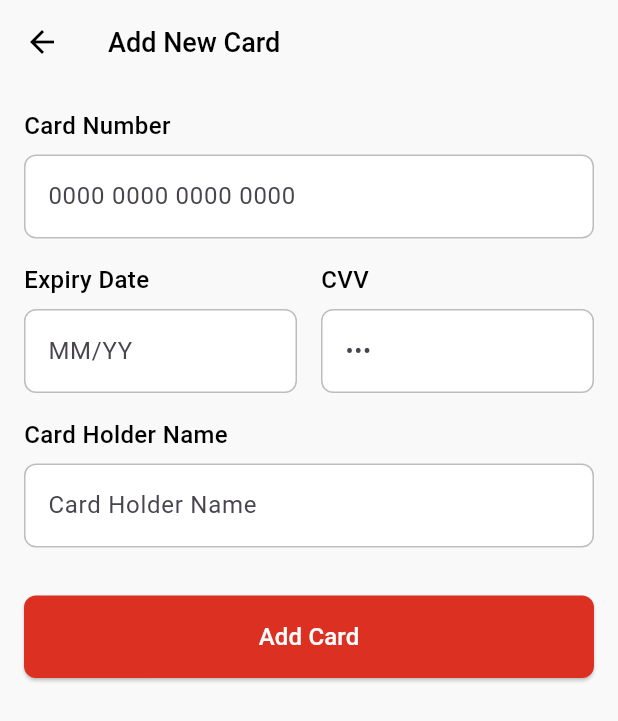
After one commit to armaan277/PRODUCT-APP, a Flutter app: the AddNewCardScreenPayment screen opened directly, on a phone screen of 412 x 824 dp. The commit adds this screen. Shown: the top 721 px of the screen. Run offline on Flutter 3.47's test engine with Material 3 defaults, Android fonts, the phone set to English and light mode, and no system bars; our stand-ins replace carousel_slider, flutter_rating_bar, flutter_slidable, flutter_svg, geocoding, geolocator and 6 more; accounts and stored records are empty.

Commit message:
Add Two Screen Payments

```diff
--- /dev/null
+++ b/lib/screens/add_new_card_payment_screen.dart
@@ -0,0 +1,203 @@
+import 'package:flutter/material.dart';
+import 'package:flutter/services.dart';
+import 'package:shopping_app/constant/constant.dart';
+import 'package:shopping_app/screens/address_screen.dart';
+
+class AddNewCardScreenPayment extends StatelessWidget {
+  const AddNewCardScreenPayment({super.key});
+
+  @override
+  Widget build(BuildContext context) {
+    return Scaffold(
+      backgroundColor: AppColor.appBackgroundColor,
+      appBar: AppBar(
+        backgroundColor: AppColor.appBackgroundColor,
+        elevation: 0,
+        leading: IconButton(
+          icon: Icon(Icons.arrow_back, color: Colors.black),
+          onPressed: () => Navigator.pop(context),
+        ),
+        title: Text(
+          'Add New Card',
+          style: TextStyle(
+            color: Colors.black,
+            fontSize: 18.0,
+            fontWeight: FontWeight.w500,
+          ),
+        ),
+      ),
+      body: Padding(
+        padding: const EdgeInsets.all(16.0),
+        child: Column(
+          crossAxisAlignment: CrossAxisAlignment.stretch,
+          children: [
+            // Card Number Field
+            buildInputField(
+              label: "Card Number",
+              hintText: "0000 0000 0000 0000",
+              inputType: TextInputType.number,
+              inputFormatters: [
+                FilteringTextInputFormatter.digitsOnly,
+                CardNumberInputFormatter(),
+              ],
+              maxLength: 19,
+            ),
+            SizedBox(height: 16.0),
+
+            // Expiry Date and CVV Fields in Row
+            Row(
+              children: [
+                Expanded(
+                  child: buildInputField(
+                    label: "Expiry Date",
+                    hintText: "MM/YY",
+                    inputType: TextInputType.number,
+                    inputFormatters: [
+                      FilteringTextInputFormatter.digitsOnly,
+                      ExpiryDateInputFormatter(),
+                    ],
+                  ),
+                ),
+                SizedBox(width: 16.0),
+                Expanded(
+                  child: buildInputField(
+                    label: "CVV",
+                    hintText: "•••",
+                    inputType: TextInputType.number,
+                    inputFormatters: [
+                      FilteringTextInputFormatter.digitsOnly,
+                    ],
+                    maxLength: 3,
+                  ),
+                ),
+              ],
+            ),
+            SizedBox(height: 16.0),
+
+            // Card Holder Name Field
+            buildInputField(
+              label: "Card Holder Name",
+              hintText: "Card Holder Name",
+              inputType: TextInputType.name,
+            ),
+            SizedBox(height: 32.0),
+
+            // Add Card Button
+            ElevatedButton(
+              onPressed: () {
+                // Handle Add Card Action
+                Navigator.of(context)
+                    .push(MaterialPageRoute(builder: (context) {
+                  return AddressScreen();
+                }));
+              },
+              style: ElevatedButton.styleFrom(
+                backgroundColor: AppColor.appColor,
+                foregroundColor: Colors.white,
+                minimumSize: Size(double.infinity, 55.0),
+                shape: RoundedRectangleBorder(
+                  borderRadius: BorderRadius.circular(8.0),
+                ),
+              ),
+              child: Text(
+                'Add Card',
+                style: TextStyle(color: Colors.white, fontSize: 16.0),
+              ),
+            ),
+          ],
+        ),
+      ),
+    );
+  }
+
+  Widget buildInputField({
+    required String label,
+    required String hintText,
+    TextInputType? inputType,
+    List<TextInputFormatter>? inputFormatters,
+    int? maxLength,
+  }) {
+    return Column(
+      crossAxisAlignment: CrossAxisAlignment.start,
+      children: [
+        Text(
+          label,
+          style: TextStyle(
+            fontSize: 16.0,
+            color: Colors.black,
+            fontWeight: FontWeight.w500,
+          ),
+        ),
+        SizedBox(height: 8.0),
+        TextField(
+          maxLength: maxLength,
+          keyboardType: inputType,
+          inputFormatters: inputFormatters,
+          decoration: InputDecoration(
+            counterText: '',
+            hintText: hintText,
+            contentPadding: EdgeInsets.symmetric(
+              vertical: 16.0,
+              horizontal: 12.0,
+            ),
+            filled: true,
+            fillColor: Colors.white,
+            border: OutlineInputBorder(
+              borderRadius: BorderRadius.circular(8.0),
+              borderSide: BorderSide(color: Colors.grey[50]!),
+            ),
+            enabledBorder: OutlineInputBorder(
+              borderRadius: BorderRadius.circular(8.0),
+              borderSide: BorderSide(color: Colors.grey[400]!),
+            ),
+            focusedBorder: OutlineInputBorder(
+              borderRadius: BorderRadius.circular(8.0),
+              borderSide: BorderSide(color: AppColor.appColor),
+            ),
+          ),
+        ),
+      ],
+    );
+  }
+}
+
+class CardNumberInputFormatter extends TextInputFormatter {
+  @override
+  TextEditingValue formatEditUpdate(
+    TextEditingValue oldValue,
+    TextEditingValue newValue,
+  ) {
+    String text = newValue.text.replaceAll(' ', '');
+    String formatted = '';
+    for (int i = 0; i < text.length; i++) {
+      if (i > 0 && i % 4 == 0) {
+        formatted += ' ';
+      }
+      formatted += text[i];
+    }
+    return TextEditingValue(
+      text: formatted,
+      selection: TextSelection.collapsed(offset: formatted.length),
+    );
+  }
+}
+
+class ExpiryDateInputFormatter extends TextInputFormatter {
+  @override
+  TextEditingValue formatEditUpdate(
+    TextEditingValue oldValue,
+    TextEditingValue newValue,
+  ) {
+    String text = newValue.text.replaceAll('/', '');
+    if (text.length > 4) text = text.substring(0, 4);
+    String formatted = '';
+    for (int i = 0; i < text.length; i++) {
+      if (i == 2) formatted += '/';
+      formatted += text[i];
+    }
+    return TextEditingValue(
+      text: formatted,
+      selection: TextSelection.collapsed(offset: formatted.length),
+    );
+  }
+}
--- a/lib/screens/product_cart_screen.dart
+++ b/lib/screens/product_cart_screen.dart
@@ -5,7 +5,7 @@ import 'package:shopping_app/constant/constant.dart';
 import 'package:shopping_app/custom_toast.dart';
 import 'package:shopping_app/main.dart';
 import 'package:shopping_app/product_provider/product_provider.dart';
-import 'package:shopping_app/screens/address_screen.dart';
+import 'package:shopping_app/screens/payment_screen.dart';
 
 class ProductCartScreen extends StatefulWidget {
   const ProductCartScreen({
@@ -321,7 +321,7 @@ class _ProductCartScreenState extends State<ProductCartScreen> {
                         )
                       : Navigator.of(context)
                           .push(MaterialPageRoute(builder: (context) {
-                          return AddressScreen();
+                          return PaymentScreen();
                         }));
                 },
                 child: Container(
```
Also changed, not shown: lib/screens/payment_screen.dart (added, +277 -0 lines).
